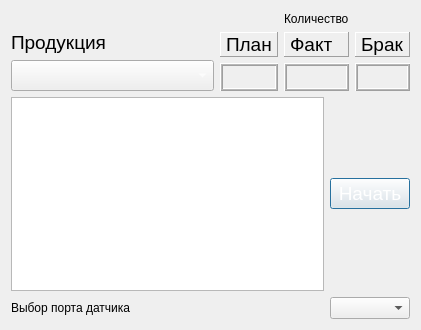
Old version of the form dialog.ui in the repository avovana/zebra_scanner_labeling.
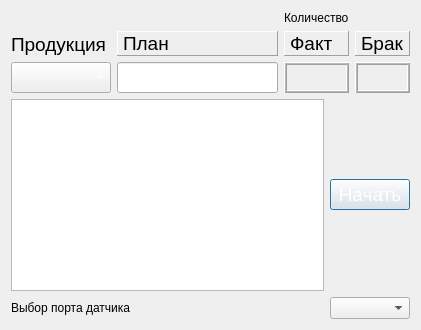
New version of the form.

Commit message: Max window by start, fixed save to 2nd template

```diff
--- a/dialog.ui
+++ b/dialog.ui
@@ -105,7 +105,59 @@
    </item>
    <item row="1" column="3">
     <layout class="QGridLayout" name="gridLayout_2">
-     <item row="1" column="2">
+     <item row="2" column="2">
+      <widget class="QLabel" name="label_7">
+       <property name="font">
+        <font>
+         <pointsize>14</pointsize>
+         <weight>50</weight>
+         <bold>false</bold>
+        </font>
+       </property>
+       <property name="styleSheet">
+        <string notr="true">color: rgb(255, 255, 255);</string>
+       </property>
+       <property name="frameShape">
+        <enum>QFrame::Box</enum>
+       </property>
+       <property name="frameShadow">
+        <enum>QFrame::Raised</enum>
+       </property>
+       <property name="midLineWidth">
+        <number>1</number>
+       </property>
+       <property name="text">
+        <string/>
+       </property>
+      </widget>
+     </item>
+     <item row="2" column="3">
+      <widget class="QLabel" name="label_8">
+       <property name="font">
+        <font>
+         <pointsize>14</pointsize>
+         <weight>50</weight>
+         <bold>false</bold>
+        </font>
+       </property>
+       <property name="styleSheet">
+        <string notr="true">color: rgb(255, 255, 255);</string>
+       </property>
+       <property name="frameShape">
+        <enum>QFrame::Box</enum>
+       </property>
+       <property name="frameShadow">
+        <enum>QFrame::Raised</enum>
+       </property>
+       <property name="midLineWidth">
+        <number>1</number>
+       </property>
+       <property name="text">
+        <string/>
+       </property>
+      </widget>
+     </item>
+     <item row="1" column="3">
       <widget class="QLabel" name="label_2">
        <property name="font">
         <font>
@@ -126,6 +178,27 @@
        </property>
       </widget>
      </item>
+     <item row="1" column="2">
+      <widget class="QLabel" name="label_3">
+       <property name="font">
+        <font>
+         <pointsize>14</pointsize>
+        </font>
+       </property>
+       <property name="frameShape">
+        <enum>QFrame::Panel</enum>
+       </property>
+       <property name="frameShadow">
+        <enum>QFrame::Raised</enum>
+       </property>
+       <property name="midLineWidth">
+        <number>1</number>
+       </property>
+       <property name="text">
+        <string>Факт</string>
+       </property>
+      </widget>
+     </item>
      <item row="1" column="0">
       <widget class="QLabel" name="label">
        <property name="font">
@@ -152,107 +225,7 @@
        </property>
       </widget>
      </item>
-     <item row="2" column="1">
-      <widget class="QLabel" name="label_7">
-       <property name="font">
-        <font>
-         <pointsize>14</pointsize>
-         <weight>50</weight>
-         <bold>false</bold>
-        </font>
-       </property>
-       <property name="styleSheet">
-        <string notr="true">color: rgb(255, 255, 255);</string>
-       </property>
-       <property name="frameShape">
-        <enum>QFrame::Box</enum>
-       </property>
-       <property name="frameShadow">
-        <enum>QFrame::Raised</enum>
-       </property>
-       <property name="midLineWidth">
-        <number>1</number>
-       </property>
-       <property name="text">
-        <string/>
-       </property>
-      </widget>
-     </item>
-     <item row="2" column="0">
-      <widget class="QLabel" name="label_6">
-       <property name="font">
-        <font>
-         <pointsize>14</pointsize>
-         <weight>50</weight>
-         <bold>false</bold>
-         <strikeout>false</strikeout>
-        </font>
-       </property>
-       <property name="styleSheet">
-        <string notr="true">color: rgb(255, 255, 255);</string>
-       </property>
-       <property name="frameShape">
-        <enum>QFrame::Box</enum>
-       </property>
-       <property name="frameShadow">
-        <enum>QFrame::Raised</enum>
-       </property>
-       <property name="midLineWidth">
-        <number>1</number>
-       </property>
-       <property name="text">
-        <string/>
-       </property>
-      </widget>
-     </item>
-     <item row="2" column="2">
-      <widget class="QLabel" name="label_8">
-       <property name="font">
-        <font>
-         <pointsize>14</pointsize>
-         <weight>50</weight>
-         <bold>false</bold>
-        </font>
-       </property>
-       <property name="styleSheet">
-        <string notr="true">color: rgb(255, 255, 255);</string>
-       </property>
-       <property name="frameShape">
-        <enum>QFrame::Box</enum>
-       </property>
-       <property name="frameShadow">
-        <enum>QFrame::Raised</enum>
-       </property>
-       <property name="midLineWidth">
-        <number>1</number>
-       </property>
-       <property name="text">
-        <string/>
-       </property>
-      </widget>
-     </item>
-     <item row="1" column="1">
-      <widget class="QLabel" name="label_3">
-       <property name="font">
-        <font>
-         <pointsize>14</pointsize>
-        </font>
-       </property>
-       <property name="frameShape">
-        <enum>QFrame::Panel</enum>
-       </property>
-       <property name="frameShadow">
-        <enum>QFrame::Raised</enum>
-       </property>
-       <property name="midLineWidth">
-        <number>1</number>
-       </property>
-       <property name="text">
-        <string>Факт</string>
-       </property>
-      </widget>
-     </item>
-     <item row="0" column="1">
+     <item row="0" column="2">
       <widget class="QLabel" name="label_4">
        <property name="sizePolicy">
         <sizepolicy hsizetype="Preferred" vsizetype="Fixed">
@@ -271,6 +244,24 @@
        </property>
       </widget>
      </item>
+     <item row="2" column="0">
+      <widget class="QLineEdit" name="lineEdit">
+       <property name="sizePolicy">
+        <sizepolicy hsizetype="Preferred" vsizetype="Preferred">
+         <horstretch>0</horstretch>
+         <verstretch>0</verstretch>
+        </sizepolicy>
+       </property>
+       <property name="font">
+        <font>
+         <pointsize>14</pointsize>
+        </font>
+       </property>
+       <property name="styleSheet">
+        <string notr="true">color: rgb(255, 255, 255);</string>
+       </property>
+      </widget>
+     </item>
     </layout>
    </item>
   </layout>
```
The commit also changes 3 other files.
